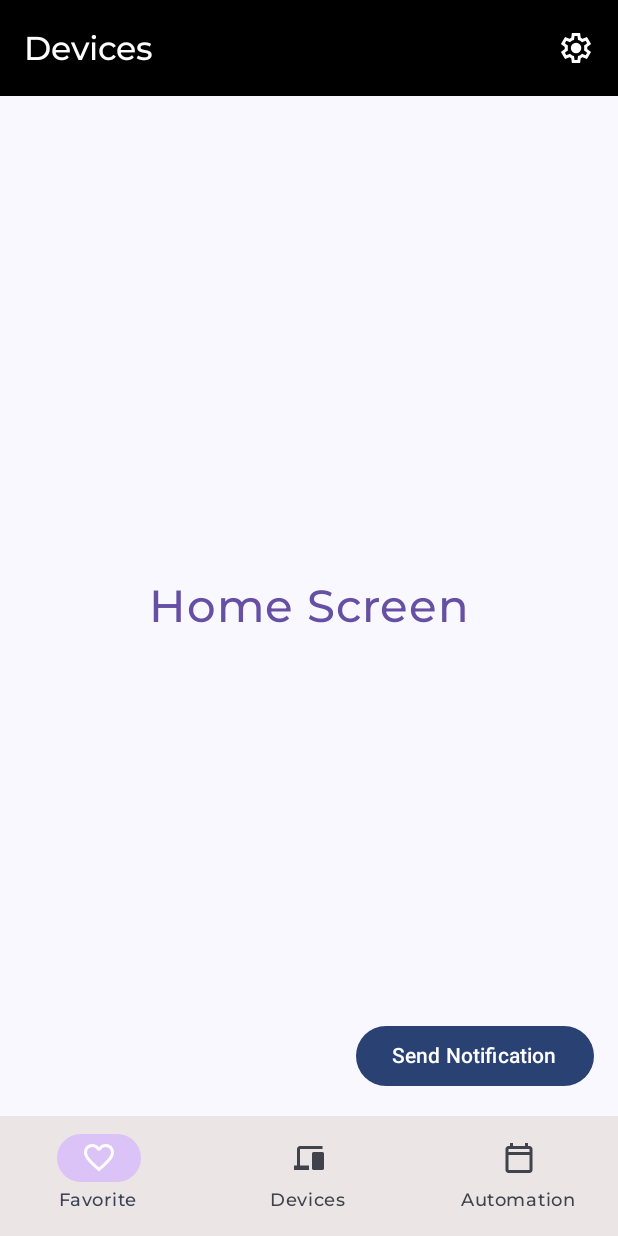
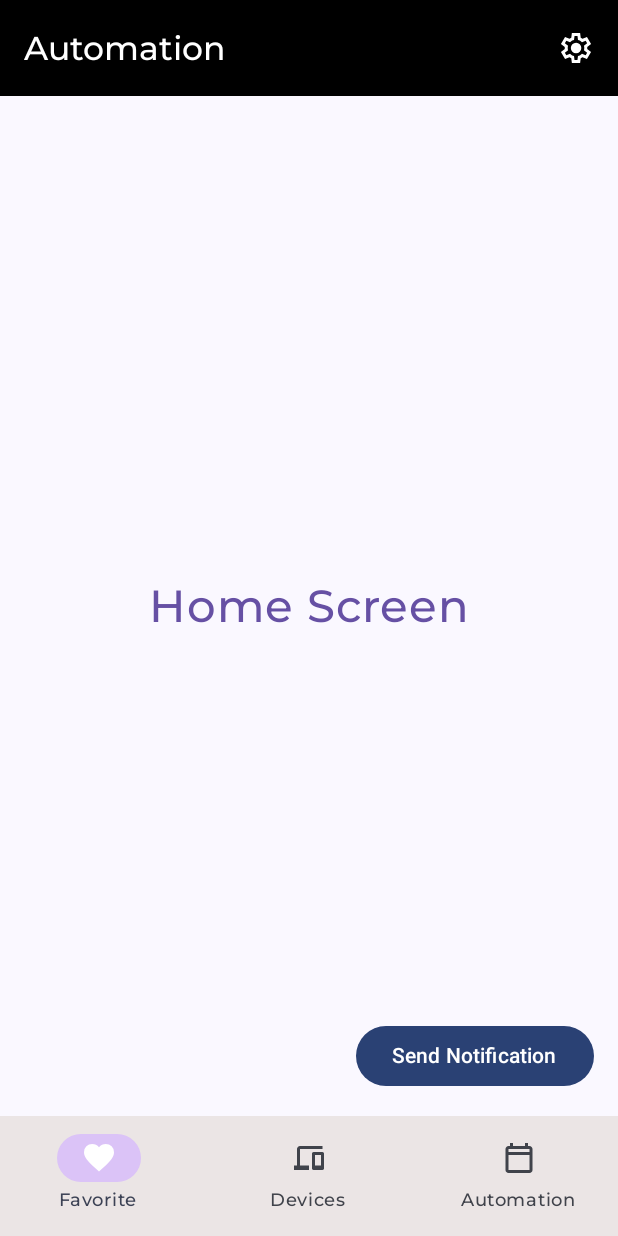
Before and after one commit to TomxBC/APP-HCI, an Android app built with Jetpack Compose: the screen it shows after launch (MainActivity), item 3 of the bottom bar chosen, on a phone screen of 412 x 824 dp. Run offline under Robolectric (Android 15) with nearby library versions, the phone set to English and light mode, and no system bars.

Commit message:
updated navbar items

```diff
--- a/app/src/main/java/com/example/turnsmart_hci/navBars/BottomAppBar.kt
+++ b/app/src/main/java/com/example/turnsmart_hci/navBars/BottomAppBar.kt
@@ -1,6 +1,10 @@
 package com.example.turnsmart_hci.navBars
 
+import androidx.compose.foundation.layout.Spacer
+import androidx.compose.foundation.layout.fillMaxWidth
+import androidx.compose.foundation.layout.height
 import androidx.compose.foundation.layout.padding
+import androidx.compose.foundation.layout.width
 import androidx.compose.material3.Icon
 import androidx.compose.runtime.Composable
 import androidx.compose.runtime.mutableStateOf
@@ -18,7 +22,9 @@ import androidx.navigation.NavHostController
 import com.example.turnsmart_hci.screens.Screens
 import androidx.compose.material3.Text
 import androidx.compose.ui.text.font.FontWeight
+import androidx.compose.ui.unit.dp
 import com.example.turnsmart_hci.ui.theme.montserratFontFamily
+
 
 @Composable
 fun TurnSmartBottomNavigationBar(navController: NavHostController, modifier: Modifier = Modifier, onTitleChange: (String) -> Unit) {
@@ -29,19 +35,25 @@ fun TurnSmartBottomNavigationBar(navController: NavHostController, modifier: Mod
         containerColor = TurnSmartTheme.colors.primary,
         contentColor = TurnSmartTheme.colors.onPrimary,
     ) {
+        items.forEach { screen ->
+            val title = stringResource(id = screen.title)
             NavigationBarItem(
                 icon = {
                     Icon(
                         painterResource(
-                        if (selected.value == Screens.Favorite.route) R.drawable.favorite_fill else R.drawable.favorite
+                            if (selected.value == screen.route) screen.iconSelected else screen.icon
                         ),
-                    contentDescription = stringResource(id = R.string.favorite_label)
+                        contentDescription = null
                     )
                 },
                 label = {
-                Text(stringResource(R.string.favorite_label), fontFamily = montserratFontFamily, fontWeight = FontWeight.Medium)
+                    Text(
+                        title,
+                        fontFamily = montserratFontFamily,
+                        fontWeight = FontWeight.Medium
+                    )
                 },
-            selected = selected.value == Screens.Favorite.route,
+                selected = selected.value == screen.route,
                 colors = NavigationBarItemDefaults.colors(
                     indicatorColor = TurnSmartTheme.colors.onTertiary
                 ),
@@ -54,70 +66,19 @@ fun TurnSmartBottomNavigationBar(navController: NavHostController, modifier: Mod
                         launchSingleTop = true
                         restoreState = true
                     }
-                onTitleChange(Screens.Favorite.title)
-            }
-        )
-        NavigationBarItem(
-            icon = {
-                Icon(
-                    painterResource(
-                        if (selected.value == Screens.Devices.route) R.drawable.devices_fill else R.drawable.devices
-                    ),
-                    contentDescription = stringResource(id = R.string.devices_label)
-                )
-            },
-            label = {
-                Text(stringResource(R.string.devices_label), fontFamily = montserratFontFamily, fontWeight = FontWeight.Medium)
-            },
-            selected = selected.value == Screens.Devices.route,
-            colors = NavigationBarItemDefaults.colors(
-                indicatorColor = TurnSmartTheme.colors.onTertiary
-            ),
-            onClick = {
-                selected.value = Screens.Devices.route
-                navController.navigate(Screens.Devices.route) {
-                    popUpTo(navController.graph.startDestinationId) {
-                        saveState = true
-                    }
-                    launchSingleTop = true
-                    restoreState = true
-                }
-                onTitleChange(Screens.Devices.title)
-            }
-        )
-        NavigationBarItem(
-            icon = {
-                Icon(
-                    painterResource(
-                        if (selected.value == Screens.Automation.route) R.drawable.calendar_fill else R.drawable.calendar
-                    ),
-                    contentDescription = stringResource(id = R.string.automation_label)
-                )
-            },
-            label = {
-                Text(stringResource(R.string.automation_label), fontFamily = montserratFontFamily, fontWeight = FontWeight.Medium)
-            },
-            selected = selected.value == Screens.Automation.route,
-            colors = NavigationBarItemDefaults.colors(
-                indicatorColor = TurnSmartTheme.colors.onTertiary
-            ),
-            onClick = {
-                selected.value = Screens.Automation.route
-                navController.navigate(Screens.Automation.route) {
-                    popUpTo(navController.graph.startDestinationId) {
-                        saveState = true
-                    }
-                    launchSingleTop = true
-                    restoreState = true
-                }
-                onTitleChange(Screens.Automation.title)
+                    onTitleChange(title)
                 }
             )
         }
     }
+}
 
 
-
+val items = listOf(
+    Screens.Favorite,
+    Screens.Devices,
+    Screens.Automation
+)
 
 
 @Preview(showBackground = true)
@@ -128,5 +89,7 @@ fun BottomNavigationPreview() {
 
     TurnSmartTheme {
         TurnSmartBottomNavigationBar(navController = navController, modifier = Modifier.padding(top = largePadding), onTitleChange = {title -> title})
+        //TurnSmartNavigationRail(navController = navController, modifier = Modifier.padding(top = largePadding), onTitleChange = {title -> title})
+        //TurnSmartNavigationDrawer(navController = navController, modifier = Modifier.padding(top = largePadding), onTitleChange = {title -> title})
     }
 }
--- a/app/src/main/java/com/example/turnsmart_hci/screens/Screens.kt
+++ b/app/src/main/java/com/example/turnsmart_hci/screens/Screens.kt
@@ -1,9 +1,12 @@
 package com.example.turnsmart_hci.screens
 
-// Is the nav_graph
-sealed class Screens(val route: String, val title: String) {
-    object Favorite : Screens("favorite", "Favorite")
-    object Devices : Screens("devices", "Devices")
-    object Automation : Screens("automations", "Automation")
-    object Settings : Screens("settings", "Settings")
+import androidx.annotation.DrawableRes
+import androidx.annotation.StringRes
+import com.example.turnsmart_hci.R
+
+sealed class Screens(val route: String, @StringRes val title: Int, @DrawableRes val icon: Int, @DrawableRes val iconSelected: Int ) {
+    object Favorite : Screens("favorite", R.string.favorite_label, R.drawable.favorite, R.drawable.favorite_fill)
+    object Devices : Screens("devices", R.string.devices_label, R.drawable.devices, R.drawable.devices_fill)
+    object Automation : Screens("automations", R.string.automation_label, R.drawable.calendar, R.drawable.calendar_fill)
+    object Settings : Screens("settings", R.string.settings_label, R.drawable.settings, R.drawable.settings)
 }
```
Lines whose indentation alone changed are shown as unchanged.
